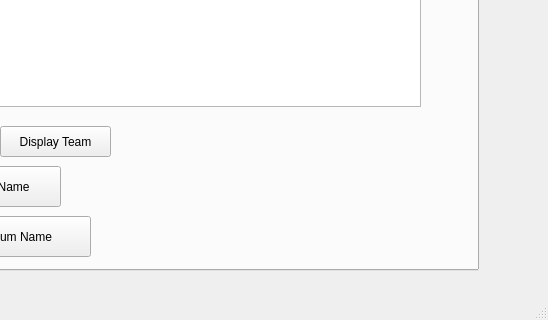
Old version of the form Baseball/DataBase.ui in the repository Ykhan799/CS-1D-Project-2-Baseball; both pictures show x 252 to 800 and y 280 to 600 of the 800 by 600 pixel window.
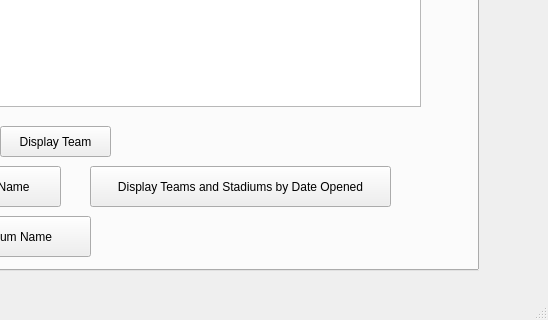
New version of the form.

Commit message: Displays Teams and Stadiums by Date Opened

```diff
--- a/Baseball/DataBase.ui
+++ b/Baseball/DataBase.ui
@@ -86,6 +86,19 @@
        <string>Display Teams and Stadiums by Stadium Name</string>
       </property>
      </widget>
+     <widget class="QPushButton" name="TeamStadiumByDate">
+      <property name="geometry">
+       <rect>
+        <x>410</x>
+        <y>410</y>
+        <width>301</width>
+        <height>41</height>
+       </rect>
+      </property>
+      <property name="text">
+       <string>Display Teams and Stadiums by Date Opened</string>
+      </property>
+     </widget>
     </widget>
     <widget class="QWidget" name="tab_2">
      <attribute name="title">
```
The commit also changes 4 other files.
